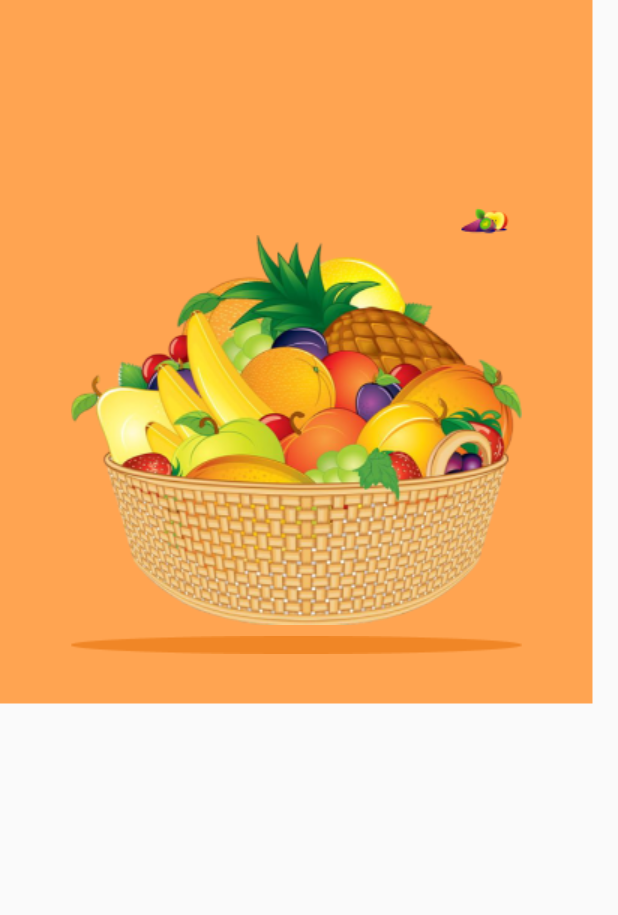
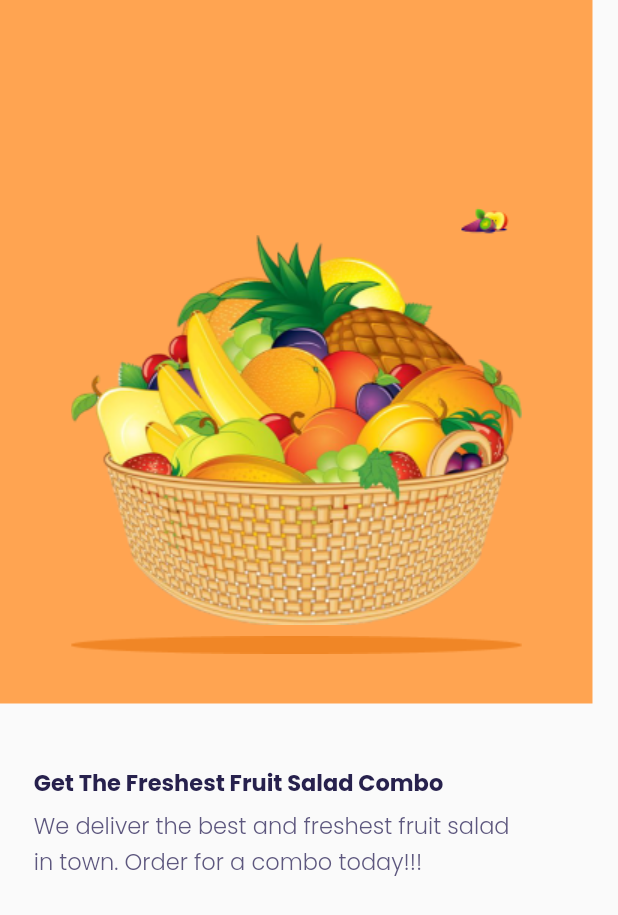
Before and after one commit to CristinaKulczynski/SecondFlutterCompassChallenge, a Flutter app: the screen it shows after launch, on a phone screen of 412 x 824 dp. Shown: the top 915 px of the screen. Run offline on Flutter 3.47's test engine with Material 2 defaults, Android fonts, the phone set to English and light mode, and no system bars.

Commit message:
Colocando as Frases da tela Welcome.

```diff
--- a/lib/screens/welcome_screen.dart
+++ b/lib/screens/welcome_screen.dart
@@ -7,7 +7,6 @@ class WelcomeScreen extends StatelessWidget {
   Widget build(BuildContext context) {
     return Scaffold(
       body: Column(
-        mainAxisAlignment: MainAxisAlignment.start,
         children: [
           Container(
             height: 469, // Altura
@@ -31,6 +30,38 @@ class WelcomeScreen extends StatelessWidget {
                   child: Image.asset('assets/images/ellipse_welcome.png'),
                 ),
                 Container(height: 25.5 // Altura
+                    ),
+              ],
+            ),
+          ),
+          const SizedBox(
+            height: 41,
+          ),
+          SizedBox(
+            width: 350, // Largura
+            child: Column(
+              crossAxisAlignment: CrossAxisAlignment.start,
+              children:const[
+                Text(
+                  'Get The Freshest Fruit Salad Combo',
+                  style: TextStyle(
+                    fontSize: 15,
+                    fontFamily: 'Poppins',
+                    fontWeight: FontWeight.bold,
+                    color: Color.fromRGBO(39, 33, 77, 1),
+                        ),
+                ),
+                SizedBox(
+                  height: 5,
+                ),
+                Text(
+                  'We deliver the best and freshest fruit salad \nin town. Order for a combo today!!!',
+                  style: TextStyle(
+                    fontSize: 15,
+                    height: 1.6,
+                    fontFamily: 'Poppins',
+                    color: Color.fromRGBO(93, 87, 126, 1),
+                  ),
                 ),
               ],
             ),
```
Also changed, not shown: pubspec.yaml (+9 -1 lines), assets/fonts/Poppins/Poppins-Black.ttf (added), assets/fonts/Poppins/Poppins-Bold.ttf (added), assets/fonts/Poppins/Poppins-ExtraBold.ttf (added), assets/fonts/Poppins/Poppins-ExtraLightItalic.ttf (added), assets/fonts/Poppins/Poppins-Light.ttf (added), assets/fonts/Poppins/Poppins-Medium.ttf (added), assets/fonts/Poppins/Poppins-Regular.ttf (added).
